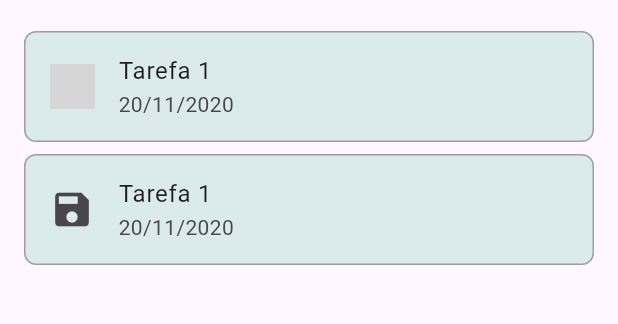
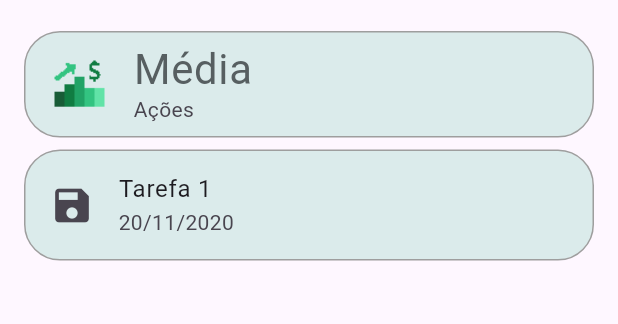
Before and after one commit to ferreiranerdnew/estudos_and__exe_flutter, a Flutter app: the screen it shows after launch, on a phone screen of 412 x 824 dp, the part 77-401 px from its top. Run offline on Flutter 3.47's test engine with Material 3 defaults, Android fonts, the phone set to English and light mode, and no system bars; our stand-ins replace flutter_slidable, google_fonts, shared_preferences, syncfusion_flutter_charts; Roboto replaces fonts that are missing (Irish Grover); grey boxes are pictures that could not be loaded.

Commit message:
Autocommit a cada 15 minutos

```diff
--- a/analise_acoes/lib/pages/fmmediahome.dart
+++ b/analise_acoes/lib/pages/fmmediahome.dart
@@ -37,7 +37,7 @@ class _SceneMediaState extends State<SceneMedia> {
 
   @override
   Widget build(BuildContext context) {
-    print(widget.todoTitle);
+    // print(widget.todoTitle);
     const myTextColor = Color(0xff575f61);
     double baseWidth = 430;
     double fem = MediaQuery.of(context).size.width / baseWidth;
--- a/analise_acoes/lib/pages/fmprincipal.dart
+++ b/analise_acoes/lib/pages/fmprincipal.dart
@@ -1,10 +1,15 @@
 import 'package:flutter/material.dart';
+import 'package:analise_acoes/utils.dart';
 
 class Scene extends StatelessWidget {
   const Scene({Key? key}) : super(key: key);
 
   @override
   Widget build(BuildContext context) {
+    const myTextColor = Color(0xff575f61);
+    double baseWidth = 430;
+    double fem = MediaQuery.of(context).size.width / baseWidth;
+    double ffem = fem * 0.97;
     return SafeArea(
       child: Scaffold(
         appBar: PreferredSize(
@@ -39,16 +44,25 @@ class Scene extends StatelessWidget {
                             width: 1.0, // Largura da borda
                           ),
                           borderRadius: BorderRadius.circular(
-                              8.0), // Raio do canto da borda
+                              24.0), // Raio do canto da borda
                         ),
                         child: ListTile(
-                          title: Text('Tarefa 1'),
-                          subtitle: Text('20/11/2020'),
+                          title: Text(
+                            'Média',
+                            style: SafeGoogleFont(
+                              'Irish Grover',
+                              fontSize: 30 * ffem,
+                              fontWeight: FontWeight.w400,
+                              height: 1.21 * ffem / fem,
+                              color: myTextColor,
+                            ),
+                          ),
+                          subtitle: Text('Ações'),
                           leading: Image.asset(
-  'assets/icons/meu_icon.png',
-  width: 30, // Largura do ícone
-  height: 30, // Altura do ícone
-),
+                            'assets/page-1/images/icons8investimento-1.png',
+                            width: 40, // Largura do ícone
+                            height: 40, // Altura do ícone
+                          ),
                           onTap: () {
                             print('Tarefa 1');
                           },
@@ -63,7 +77,7 @@ class Scene extends StatelessWidget {
                             width: 1.0, // Largura da borda
                           ),
                           borderRadius: BorderRadius.circular(
-                              8.0), // Raio do canto da borda
+                              24.0), // Raio do canto da borda
                         ),
                         child: ListTile(
                           title: Text('Tarefa 1'),
--- a/analise_acoes/pubspec.yaml
+++ b/analise_acoes/pubspec.yaml
@@ -73,6 +73,7 @@ flutter:
     - assets/page-1/images/logofnb3comborda.png
     - assets/page-1/images/analytics_graph_bar_icon.png
     - assets/page-1/images/iconhomeazul-1.png
+    - assets/page-1/images/icons8investimento-1.png
 
   # To add assets to your application, add an assets section, like this:
   # assets:
```
